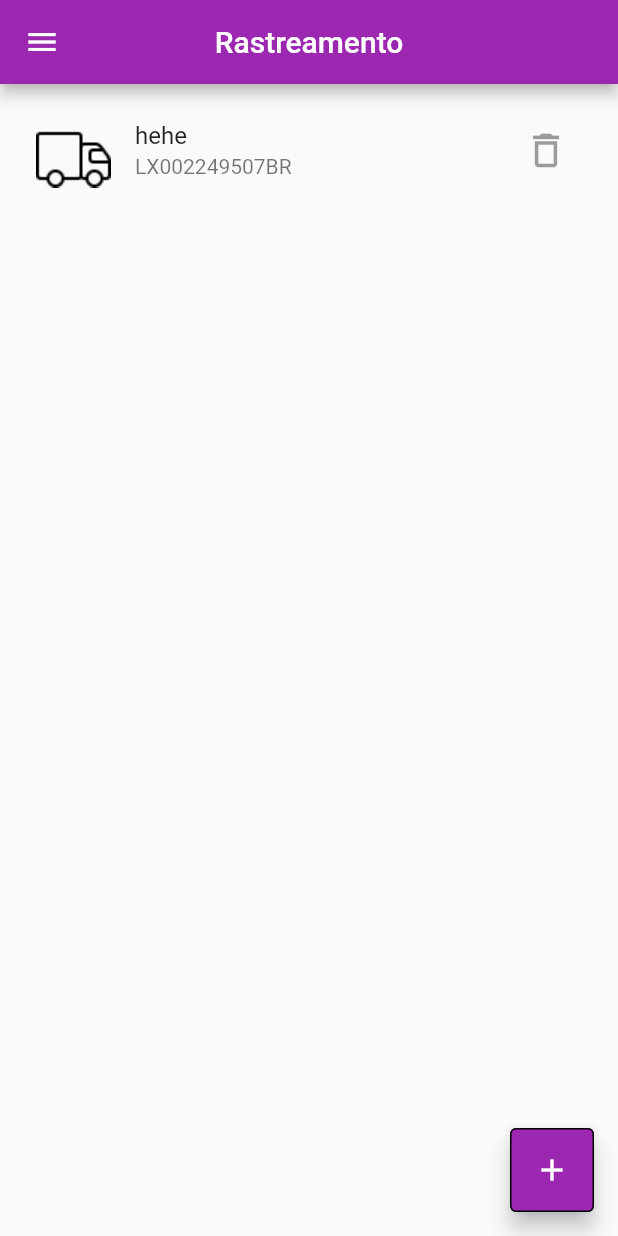
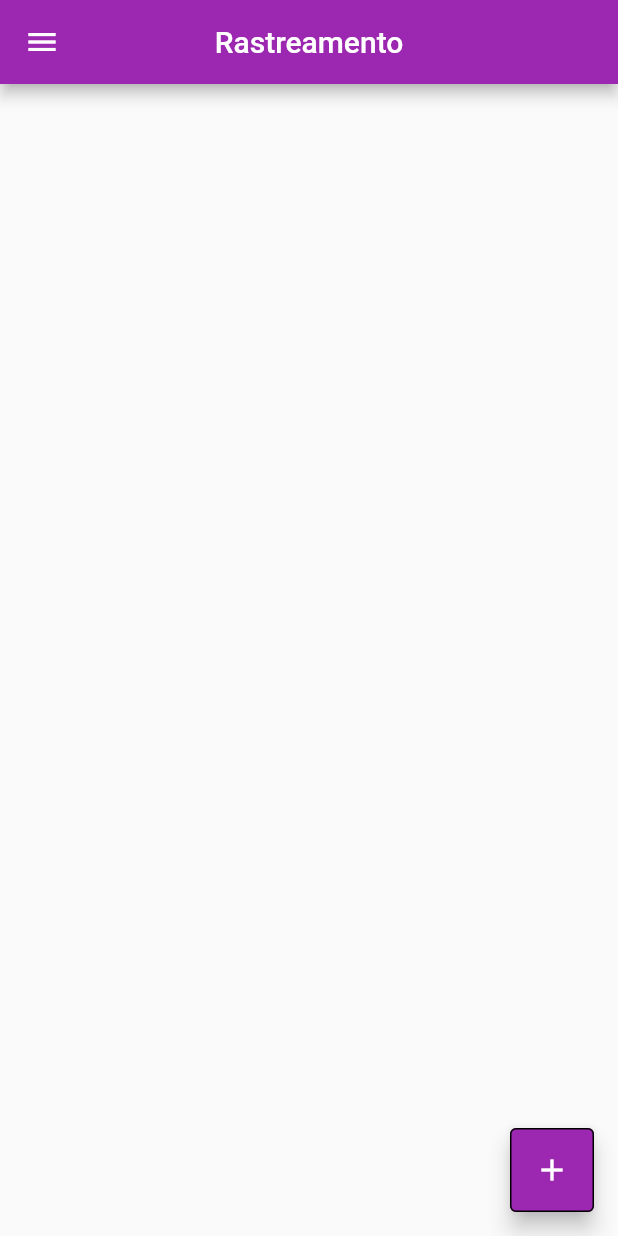
Before and after one commit to MRaphaelpy/Rastreador-de-Encomendas, a Flutter app: the screen it shows after launch, on a phone screen of 412 x 824 dp. Run offline on Flutter 3.47's test engine with Material 2 defaults, Android fonts, the phone set to English and light mode, and no system bars.

Commit message:
Update transaction_user.dart

```diff
--- a/lib/components/transaction_user.dart
+++ b/lib/components/transaction_user.dart
@@ -23,10 +23,7 @@ class _TransactionUserState extends State<TransactionUser> {
 }
 
    final List<Transaction> _transaction = [
-     Transaction(
-       title: "hehe",
-       trackCode: "LX002249507BR",
-     ),
+
 ];
 
   @override
```
